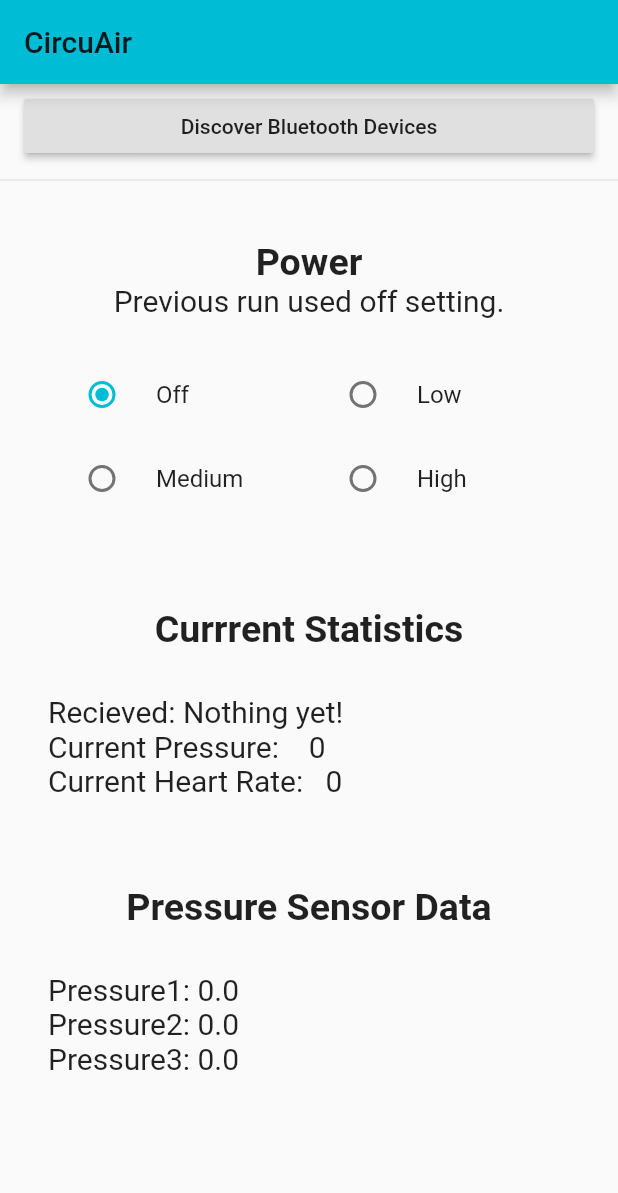
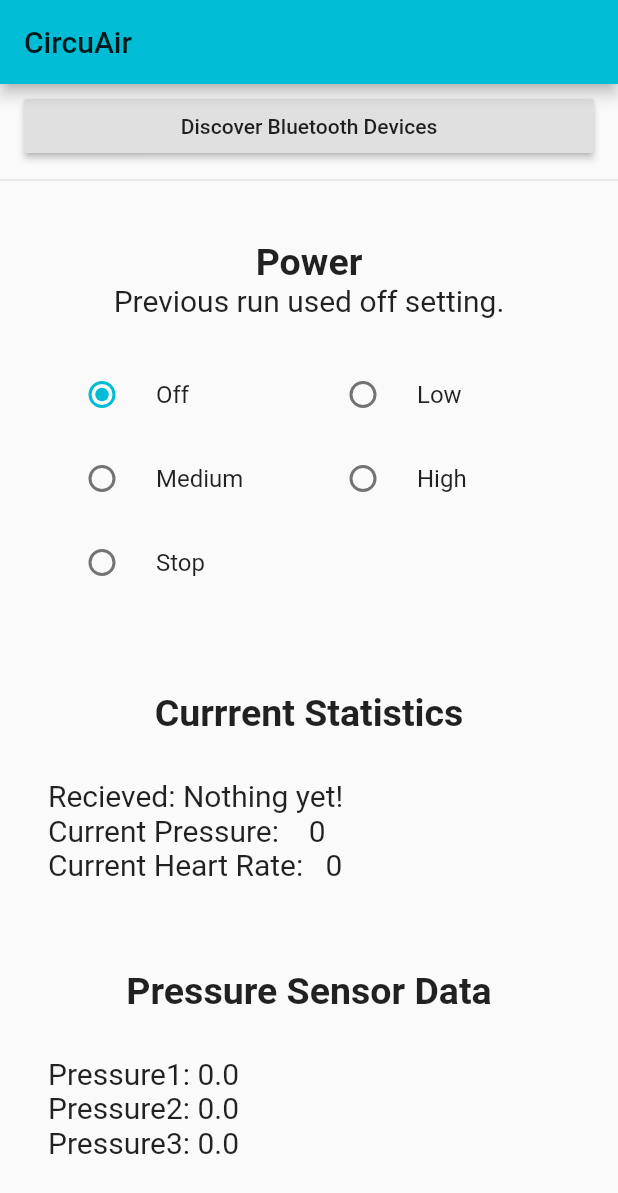
Before and after one commit to coopyey/massage-boot-app, a Flutter app: the screen it shows after launch, on a phone screen of 412 x 824 dp. Shown: the top 1193 px of the screen. Run offline on Flutter 3.47's test engine with Material 2 defaults, Android fonts, the phone set to English and light mode, and no system bars; our stand-ins replace flutter_bluetooth_serial; statements that could not run were skipped.

Commit message:
minor fixes + emergency stop button

```diff
--- a/lib/MainPage.dart
+++ b/lib/MainPage.dart
@@ -9,7 +9,7 @@ import 'dart:typed_data';
 
 import './DiscoveryPage.dart';
 
-enum Sequencing {off, low, medium, high}  // Enumerator for sequence/state
+enum Sequencing {off, low, medium, high, stop}  // Enumerator for sequence/state
 
 class MainPage extends StatefulWidget {
   final HistoryStorage storage;
@@ -149,9 +149,6 @@ class _MainPage extends State<MainPage> {
 
   // List of messages - we want to keep a buffer so we dont lose messages if they show up quickly
   List<_Message> messages = List<_Message>();
-  String _messageBuffer = '';
-
-
   @override
   Widget build(BuildContext context) {
     return Scaffold(
@@ -261,6 +258,25 @@ class _MainPage extends State<MainPage> {
                         ), // High
                       ],
                     ),
+                      new Row(
+                      children: <Widget>[
+                            new Flexible(
+                            child: new RadioListTile<Sequencing> (
+                            title: const Text('Stop'),
+                            value: Sequencing.stop,
+                            groupValue: _sequence,
+                            onChanged: (Sequencing value) {
+                              setState(() {
+                                _sequence = value;
+                                _setpressure = 0;
+                                //bluetooth control to send on signal should go here
+                                connection.output.add(utf8.encode("off\r\n"));
+                              });
+                            },
+                          ),
+                        ), // Medium // High
+                      ],
+                    ),
                     //BLOCK FOR THE PRESSURE READOUT --------------------------------------------------------
                     const Text('\n\nCurrrent Statistics\n', style: TextStyle(fontSize: 25, fontWeight: FontWeight.bold)),
                     new Row(
@@ -340,9 +356,6 @@ class _MainPage extends State<MainPage> {
           if (splitMessage[0] == "pres3"){
             pressure3 = double.parse(splitMessage[1]);
           }
-
-
-          connection.output.add(utf8.encode("0"));
         }
 
         print(newMessage.length.toString() + " Received: " + newMessage);
```
